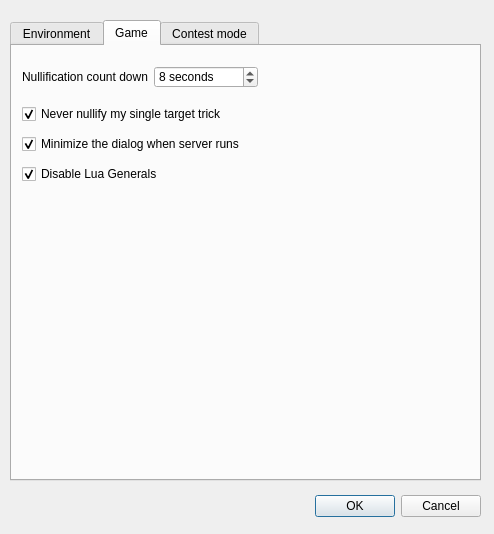
Old version of the form src/dialog/configdialog.ui in the repository Mogara/QSanguosha.
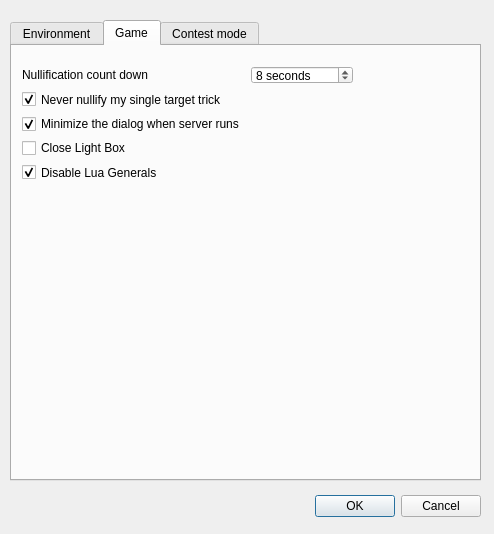
New version of the form. The open tabs and pages were chosen to show the change.

Commit message: light box hide option

```diff
--- a/src/dialog/configdialog.ui
+++ b/src/dialog/configdialog.ui
@@ -456,8 +456,8 @@
       <rect>
        <x>10</x>
        <y>20</y>
-       <width>236</width>
-       <height>22</height>
+       <width>331</width>
+       <height>116</height>
       </rect>
      </property>
      <layout class="QFormLayout" name="formLayout">
@@ -490,17 +490,8 @@
         </property>
        </widget>
       </item>
-     </layout>
-    </widget>
+      <item row="2" column="0">
     <widget class="QCheckBox" name="neverNullifyMyTrickCheckBox">
-     <property name="geometry">
-      <rect>
-       <x>10</x>
-       <y>60</y>
-       <width>239</width>
-       <height>16</height>
-      </rect>
-     </property>
      <property name="text">
       <string>Never nullify my single target trick</string>
      </property>
@@ -508,15 +499,9 @@
       <bool>true</bool>
      </property>
     </widget>
+      </item>
+      <item row="3" column="0">
     <widget class="QCheckBox" name="minimizecCheckBox">
-     <property name="geometry">
-      <rect>
-       <x>10</x>
-       <y>90</y>
-       <width>241</width>
-       <height>16</height>
-      </rect>
-     </property>
      <property name="text">
       <string>Minimize the dialog when server runs</string>
      </property>
@@ -524,21 +509,31 @@
       <bool>true</bool>
      </property>
     </widget>
+      </item>
+      <item row="4" column="0">
+       <widget class="QCheckBox" name="closelightBox">
+        <property name="toolTip">
+         <string>if emotions mutual interference</string>
+        </property>
+        <property name="text">
+         <string>Close Light Box</string>
+        </property>
+        <property name="checked">
+         <bool>false</bool>
+        </property>
+       </widget>
+      </item>
+      <item row="5" column="0">
     <widget class="QCheckBox" name="disableLua">
-     <property name="geometry">
-      <rect>
-       <x>10</x>
-       <y>120</y>
-       <width>239</width>
-       <height>16</height>
-      </rect>
-     </property>
      <property name="text">
       <string>Disable Lua Generals</string>
      </property>
      <property name="checked">
       <bool>true</bool>
      </property>
+       </widget>
+      </item>
+     </layout>
     </widget>
    </widget>
    <widget class="QWidget" name="tab">
```
Lines whose indentation alone changed are shown as unchanged. The commit also changes 21 other files.
